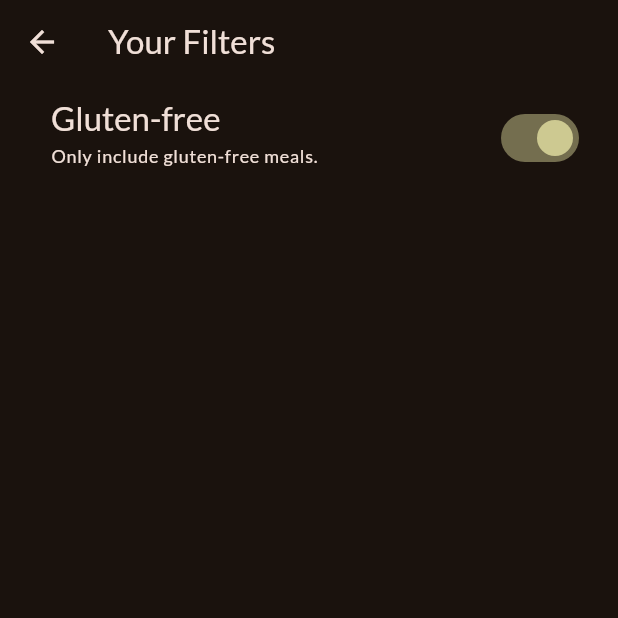
After one commit to hwebz/learn-flutter, a Flutter app: the FiltersScreen screen opened directly, after a tap on "Gluten-free", on a phone screen of 412 x 824 dp, the top half of it. The commit adds this screen. Run offline on Flutter 3.47's test engine with Material 3 defaults, Android fonts, the phone set to English and light mode, and no system bars; our stand-ins replace animated_bottom_navigation_bar, camera, flutter_font_icons, get, google_fonts, ionicons and 3 more.

Commit message:
Adding Filters screen

```diff
--- /dev/null
+++ b/meals_app/lib/screens/filters.dart
@@ -0,0 +1,48 @@
+import 'package:flutter/material.dart';
+import 'package:meals_app/screens/tabs.dart';
+import 'package:meals_app/widgets/main_drawer.dart';
+
+class FiltersScreen extends StatefulWidget {
+  const FiltersScreen({super.key});
+
+  @override
+  State<FiltersScreen> createState() => _FiltersScreenState();
+}
+
+class _FiltersScreenState extends State<FiltersScreen> {
+  var _glutenFreeFilterSet = false;
+
+  @override
+  Widget build(BuildContext context) {
+    return Scaffold(
+      appBar: AppBar(title: const Text("Your Filters")),
+      // drawer: MainDrawer(onSelectScreen: (identifier) {
+      //   Navigator.of(context).pop();
+      //   if (identifier == 'meals') {
+      //     Navigator.of(context).pushReplacement(
+      //         MaterialPageRoute(builder: (ctx) => const TabsScreen()));
+      //   }
+      // }),
+      body: Column(
+        children: [
+          SwitchListTile(
+            value: _glutenFreeFilterSet,
+            onChanged: (isChecked) {
+              setState(() {
+                _glutenFreeFilterSet = isChecked;
+              });
+            },
+            title: Text("Gluten-free",
+                style: Theme.of(context).textTheme.titleLarge!.copyWith(
+                    color: Theme.of(context).colorScheme.onBackground)),
+            subtitle: Text("Only include gluten-free meals.",
+                style: Theme.of(context).textTheme.labelMedium!.copyWith(
+                    color: Theme.of(context).colorScheme.onBackground)),
+            activeColor: Theme.of(context).colorScheme.tertiary,
+            contentPadding: const EdgeInsets.only(left: 34, right: 22),
+          )
+        ],
+      ),
+    );
+  }
+}
```
Also changed, not shown: meals_app/lib/screens/tabs.dart (+15 -1 lines), meals_app/lib/widgets/main_drawer.dart (+9 -3 lines).
